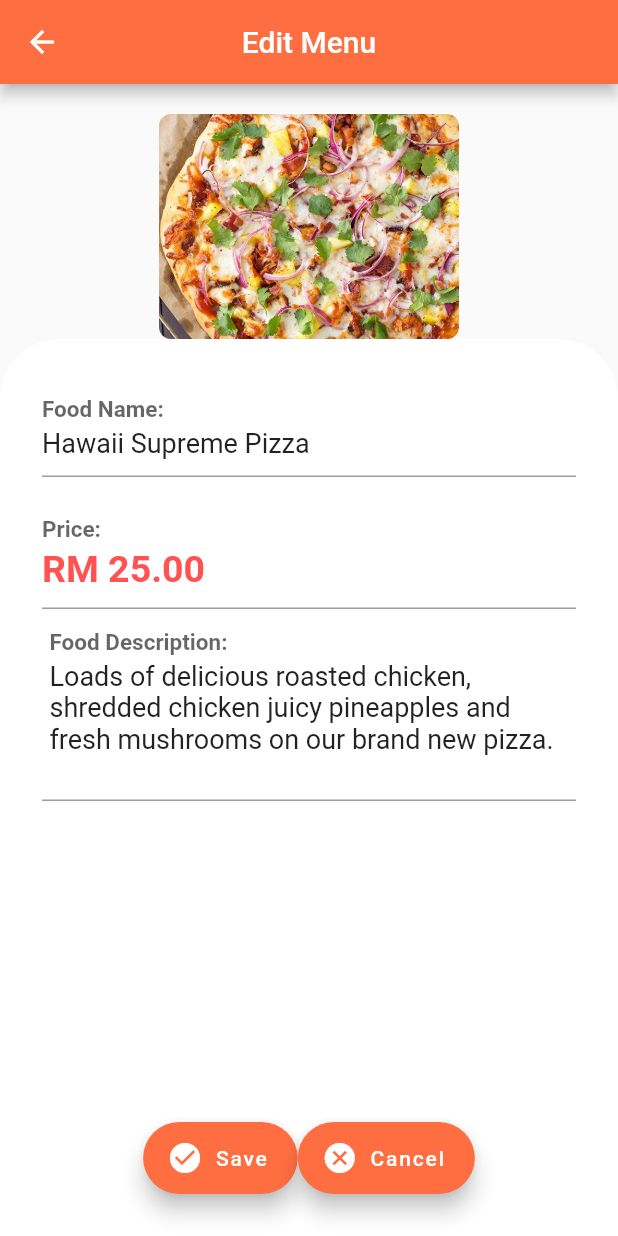
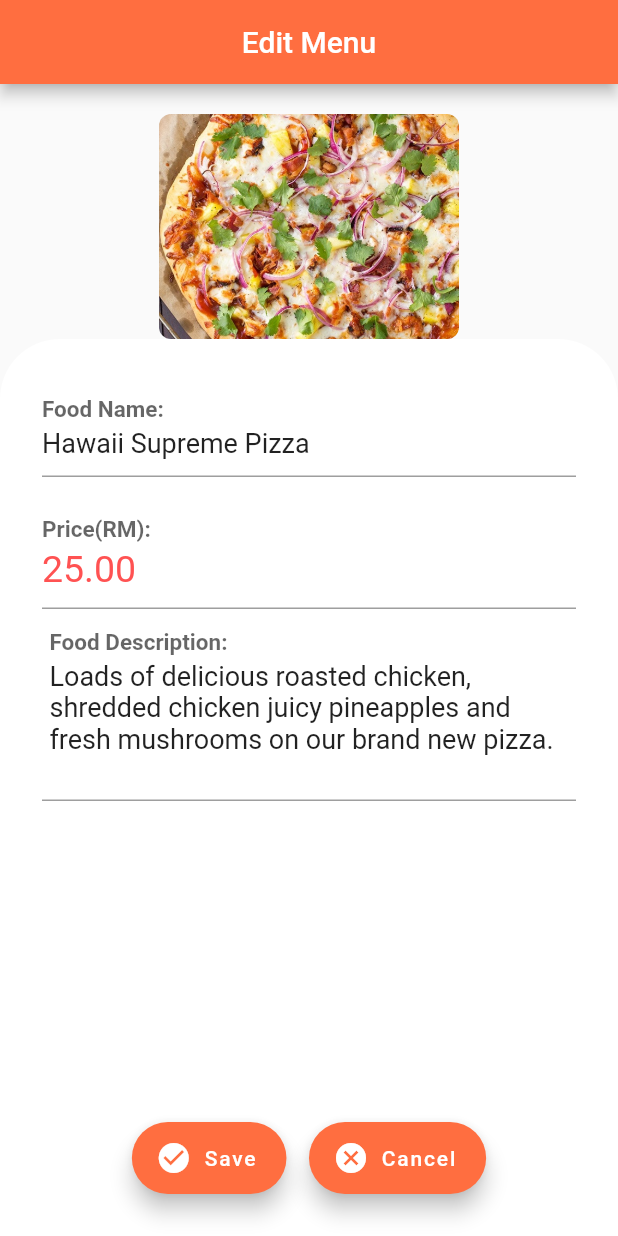
Before and after one commit to kelvenkee/food_app, a Flutter app: the EditMenu screen opened directly with sample values from the repository, on a phone screen of 412 x 824 dp. Run offline on Flutter 3.47's test engine with Material 2 defaults, Android fonts, the phone set to English and light mode, and no system bars; our stand-ins replace carousel_pro, splashscreen.

Commit message:
modify code n fix error for edit_menu, modify route for view_menu

```diff
--- a/lib/Menu/edit_menu.dart
+++ b/lib/Menu/edit_menu.dart
@@ -13,9 +13,12 @@ class _EditMenuState extends State<EditMenu> {
 
   @override
   Widget build(BuildContext context) {
-    return Scaffold(
+    return WillPopScope(
+    onWillPop: () => Future.value(false),
+    child: Scaffold(
         resizeToAvoidBottomPadding: false,
         appBar: AppBar(
+          leading: Container(),
           backgroundColor: Colors.deepOrangeAccent,
           centerTitle: true,
           title: Text("Edit Menu"),
@@ -27,6 +30,7 @@ class _EditMenuState extends State<EditMenu> {
           _buildImage(),
           _buildBody(),
         ])
+    )
     );
   }
 
@@ -71,18 +75,17 @@ class _EditMenuState extends State<EditMenu> {
             SizedBox(height: 16),
               TextFormField(
                 keyboardType: TextInputType.number,
-                initialValue: "RM "+ widget._foodItems.unitPrice.toStringAsFixed(2),
+                initialValue:  widget._foodItems.unitPrice.toStringAsFixed(2),
                 style: TextStyle(
                   fontSize: 25,
-                  fontWeight: FontWeight.bold,
                   color: Colors.redAccent,
                 ),
                 decoration: InputDecoration(
                   labelStyle: TextStyle(fontSize:20,fontWeight:FontWeight.bold),
-                  labelText: "Price: ",
+                  labelText: "Price(RM): ",
                   hintText: "Enter price ...",
                 ),
-                onChanged: (newValue)=>setState( ()=> widget._foodItems.unitPrice= newValue as double),
+                onChanged: (newValue)=>setState( ()=> widget._foodItems.unitPrice= double.parse(newValue)),
               ),
             SizedBox(width: 10),
             SizedBox(height: 5),
@@ -115,7 +118,7 @@ class _EditMenuState extends State<EditMenu> {
                   onPressed: ()=> Navigator.pop(context, widget._foodItems) ,
                   backgroundColor: Colors.deepOrangeAccent,
                   ),
-
+                  SizedBox(width: 15),
                 FloatingActionButton.extended(
                   heroTag: null,
                   icon: Icon(Icons.cancel),
--- a/lib/constant.dart
+++ b/lib/constant.dart
@@ -2,6 +2,7 @@ const String loginRoute = '/login';
 const String login_pageRoute = '/login_page';
 const String admin_pageRoute = '/admin_page';
 const String view_menuRoute = '/view_menu';
+const String edit_menuRoute = '/edit_menu';
 const String view_orderRoute = '/view_order';
 const String help_pageRoute = '/help_page';
 const String profile_pageRoute = '/profile_page';
--- a/lib/router.dart
+++ b/lib/router.dart
@@ -15,6 +15,7 @@ import 'package:food_app/food_detail.dart';
 import 'package:food_app/splashscreen.dart';
 import 'package:food_app/models/mockdata.dart';
 
+import 'Menu/edit_menu.dart';
 import 'cart.dart';
 
 Route<dynamic> createRoute(settings) {
@@ -40,6 +41,10 @@ Route<dynamic> createRoute(settings) {
       return MaterialPageRoute(
           settings: RouteSettings(name: view_menuRoute),
           builder: (context) => ViewMenu(arguments));
+    case edit_menuRoute:
+      return MaterialPageRoute(
+          settings: RouteSettings(name: edit_menuRoute),
+          builder: (context) => EditMenu(arguments));
     case view_orderRoute:
       return MaterialPageRoute(
           settings: RouteSettings(name: view_orderRoute),
```
Also changed, not shown: lib/Menu/view_menu.dart (+21 -9 lines).
